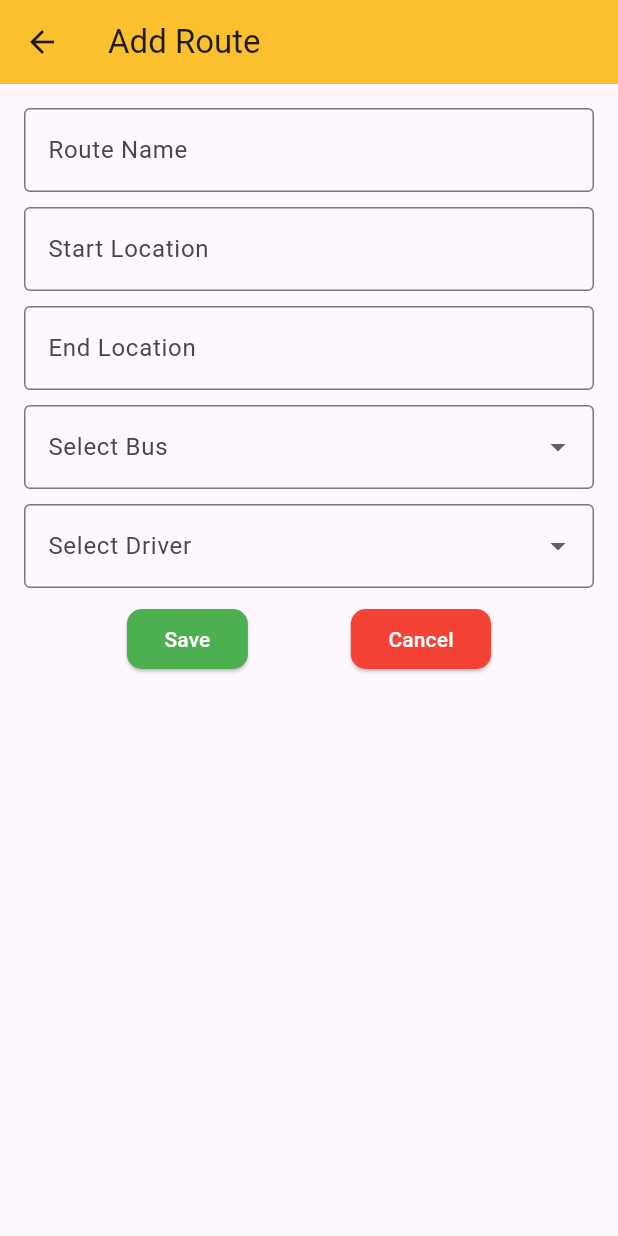
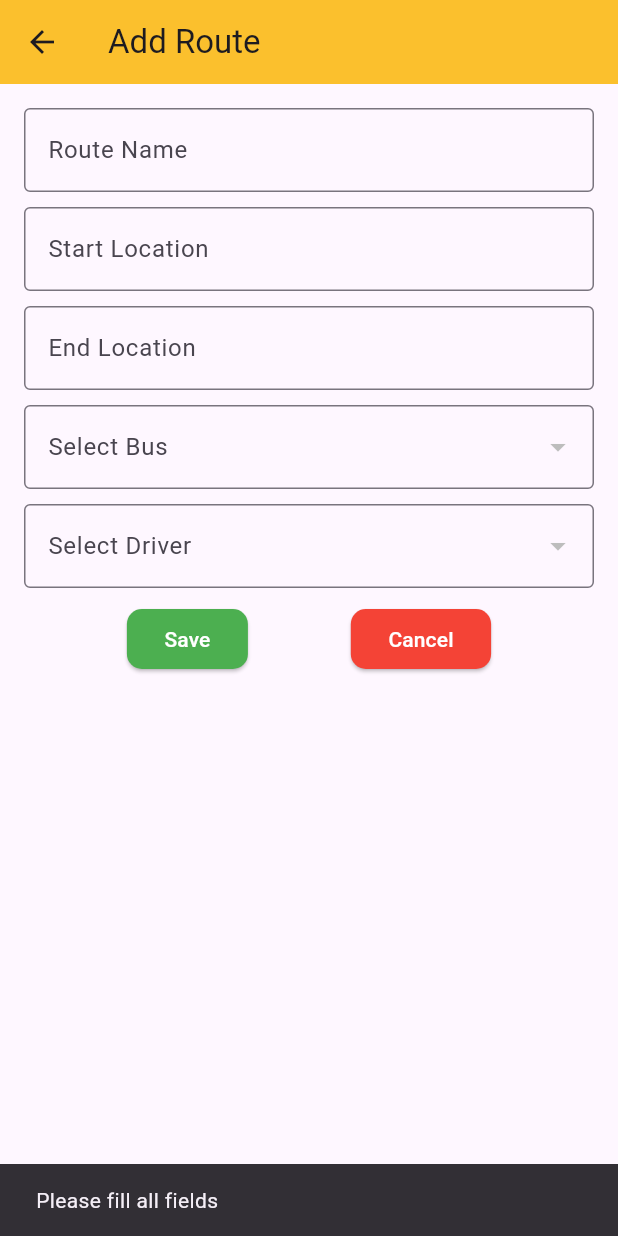
Before and after one commit to charankulal/Bus-Tracker, a Flutter app: the AddRoutePage screen opened directly, after a tap on "Save", on a phone screen of 412 x 824 dp. Run offline on Flutter 3.47's test engine with Material 3 defaults, Android fonts, the phone set to English and light mode, and no system bars; our stand-ins replace cloud_firestore, firebase_core; accounts and stored records are empty.

Commit message:
Completed the create route operation.

```diff
--- a/lib/pages/admin/routes/add_routes_page.dart
+++ b/lib/pages/admin/routes/add_routes_page.dart
@@ -1,3 +1,6 @@
+import 'package:bus_tracking_app/services/admin/bus.dart';
+import 'package:bus_tracking_app/services/admin/driver.dart';
+import 'package:bus_tracking_app/services/admin/routes.dart';
 import 'package:flutter/material.dart';
 
 class AddRoutePage extends StatefulWidget {
@@ -10,21 +13,61 @@ class _AddRoutePageState extends State<AddRoutePage> {
   final TextEditingController _startLocationController = TextEditingController();
   final TextEditingController _endLocationController = TextEditingController();
 
-  String? _selectedBus;
-  String? _selectedDriver;
+  String? _selectedBusId;
+  String? _selectedDriverId;
+  List<Map<String, dynamic>> _driversList = [];
+  List<Map<String, dynamic>> _busList = [];
 
-  final List<String> _busNumbers = ["KA-01-1234", "KA-02-5678", "KA-03-9876"];
-  final List<String> _drivers = ["John Doe", "Michael Smith", "David Johnson"];
+  @override
+  void initState() {
+    super.initState();
+    fetchDrivers();
+    fetchBuses();
+  }
 
-  void _saveRoute() {
+  void fetchDrivers() async {
+    _driversList = await DriverDatabaseServices().getAllDriversIDName();
+    setState(() {});
+  }
+  void fetchBuses() async {
+    _busList = await BusDatabaseMethods().getAllBusIDNumber();
+    setState(() {});
+  }
+
+  void _saveRoute() async {
     if (_routeNameController.text.isNotEmpty &&
         _startLocationController.text.isNotEmpty &&
         _endLocationController.text.isNotEmpty &&
-        _selectedBus != null &&
-        _selectedDriver != null) {
-      // Save Route Logic
-      ScaffoldMessenger.of(context).showSnackBar(SnackBar(content: Text("Route Added Successfully")));
-      Navigator.pop(context);
+        _selectedBusId != null &&
+        _selectedDriverId != null) {
+      Map<String, dynamic> _routeInfo = {
+        "route_name": _routeNameController.text,
+        "start_location": _startLocationController.text,
+        "end_location":_endLocationController.text,
+        "busId":_selectedBusId,
+        "driverId":_selectedDriverId,
+      };
+      await RoutesDatabaseService()
+          .addRoute(_routeInfo)
+          .then((value) {
+        Navigator.pop(context);
+        ScaffoldMessenger.of(context).showSnackBar(
+          SnackBar(
+            content: Text("Route Added Successfully"),
+            duration: Duration(seconds: 1),
+          ),
+        );
+      })
+          .catchError((error) {
+        ScaffoldMessenger.of(context).showSnackBar(
+          SnackBar(
+            content: Text(
+              "Failed to add driver details: ${error.toString()}",
+            ),
+            duration: Duration(seconds: 1),
+          ),
+        );
+      });
     } else {
       ScaffoldMessenger.of(context).showSnackBar(SnackBar(content: Text("Please fill all fields")));
     }
@@ -59,20 +102,26 @@ class _AddRoutePageState extends State<AddRoutePage> {
               ),
               SizedBox(height: 10),
               DropdownButtonFormField<String>(
-                value: _selectedBus,
-                items: _busNumbers.map((bus) {
-                  return DropdownMenuItem(value: bus, child: Text(bus));
+                value: _selectedBusId,
+                items: _busList.map((driver) {
+                  return DropdownMenuItem<String>(
+                    value: driver["busId"], // Use driver ID as value
+                    child: Text(driver["bus_number"]), // Show driver name in UI
+                  );
                 }).toList(),
-                onChanged: (value) => setState(() => _selectedBus = value),
+                onChanged: (value) => setState(() => _selectedBusId = value),
                 decoration: InputDecoration(labelText: "Select Bus", border: OutlineInputBorder()),
               ),
               SizedBox(height: 10),
               DropdownButtonFormField<String>(
-                value: _selectedDriver,
-                items: _drivers.map((driver) {
-                  return DropdownMenuItem(value: driver, child: Text(driver));
+                value: _selectedDriverId,
+                items: _driversList.map((driver) {
+                  return DropdownMenuItem<String>(
+                    value: driver["driverId"], // Use driver ID as value
+                    child: Text(driver["name"]), // Show driver name in UI
+                  );
                 }).toList(),
-                onChanged: (value) => setState(() => _selectedDriver = value),
+                onChanged: (value) => setState(() => _selectedDriverId = value),
                 decoration: InputDecoration(labelText: "Select Driver", border: OutlineInputBorder()),
               ),
               SizedBox(height: 10),
@@ -86,7 +135,7 @@ class _AddRoutePageState extends State<AddRoutePage> {
                       shape: RoundedRectangleBorder(borderRadius: BorderRadius.circular(10)),
                     ),
                     onPressed: () {
-                      // Save Student Logic Here
+                      _saveRoute();
                     },
                     child: Text("Save", style: TextStyle(color: Colors.white, fontSize: 14)),
                   ),
--- a/lib/services/admin/bus.dart
+++ b/lib/services/admin/bus.dart
@@ -24,4 +24,15 @@ class BusDatabaseMethods {
   Future deleteBus(String busId) async {
     return await busCollection.doc(busId).delete();
   }
+
+  Future<List<Map<String, dynamic>>> getAllBusIDNumber() async {
+    QuerySnapshot querySnapshot = await FirebaseFirestore.instance.collection("bus").get();
+
+    return querySnapshot.docs.map((doc) {
+      return {
+        "busId": doc.id,
+        "bus_number": doc["bus_number"],
+      };
+    }).toList();
+  }
 }
--- a/lib/services/admin/driver.dart
+++ b/lib/services/admin/driver.dart
@@ -24,4 +24,16 @@ class DriverDatabaseServices {
   Future deleteDriver(String driverId) async {
     return await driverCollection.doc(driverId).delete();
   }
+
+  Future<List<Map<String, dynamic>>> getAllDriversIDName() async {
+    QuerySnapshot querySnapshot = await FirebaseFirestore.instance.collection("driver").get();
+
+    return querySnapshot.docs.map((doc) {
+      return {
+        "driverId": doc.id,
+        "name": doc["name"],
+      };
+    }).toList();
+  }
+
 }
--- a/lib/services/admin/routes.dart
+++ b/lib/services/admin/routes.dart
@@ -12,4 +12,8 @@ class RoutesDatabaseService{
 
     await docRef.set(routeInfo);
   }
+
+  Future<Stream<QuerySnapshot>> getAllRoutes() async {
+    return routeCollection.snapshots();
+  }
 }
```
